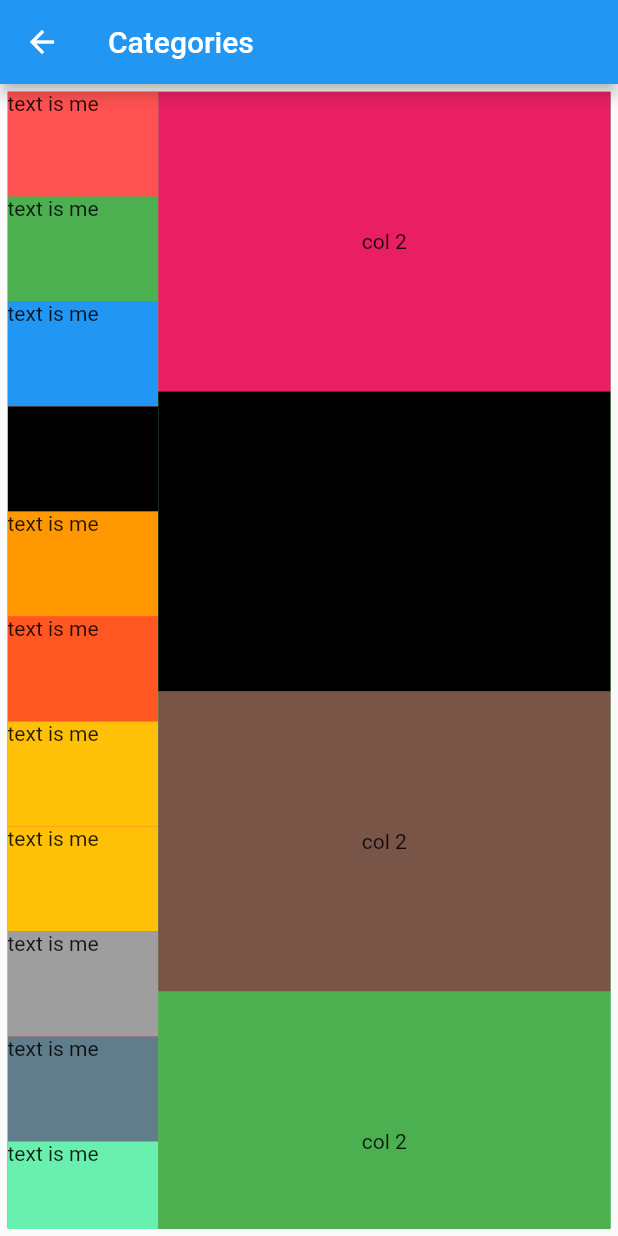
After one commit to evansmwenda/RaashinEcommerce, a Flutter app: the CategoriesScreen screen opened by its route, on a phone screen of 412 x 824 dp. The commit adds this screen. Run offline on Flutter 3.47's test engine with Material 2 defaults, Android fonts, the phone set to English and light mode, and no system bars; our stand-ins replace cached_network_image, carousel_slider, flutter_rating_bar, shared_preferences, toast; accounts and stored records are empty.

```diff
--- a/lib/main.dart
+++ b/lib/main.dart
@@ -1,6 +1,7 @@
 import 'package:flutter/material.dart';
 import 'package:raashin/screens/account_screen.dart';
 import 'package:raashin/screens/cart_details.dart';
+import 'package:raashin/screens/categories_screen.dart';
 import 'package:raashin/screens/home_page.dart';
 import 'package:raashin/screens/login.dart';
 import 'package:raashin/screens/product_details.dart';
@@ -27,6 +28,7 @@ void main() {
         ProductDetails.routeName: (context) => ProductDetails(),
         CartDetails.routeName: (context) => CartDetails(),
         AccountScreen.routeName: (context) => AccountScreen(),//AccountScreen
+        CategoriesScreen.routeName: (context) => CategoriesScreen(),//CategoriesScreen
         //ProductDetails
 
 
--- /dev/null
+++ b/lib/screens/categories_screen.dart
@@ -0,0 +1,228 @@
+import 'package:flutter/material.dart';
+
+class CategoriesScreen extends StatefulWidget {
+  static const routeName = '/categories';
+  @override
+  _CategoriesScreenState createState() => _CategoriesScreenState();
+}
+
+class _CategoriesScreenState extends State<CategoriesScreen> {
+  @override
+  Widget build(BuildContext context) {
+    return Scaffold(
+      appBar: AppBar(
+        title: Text("Categories"),
+      ),
+      body: Container(
+        margin: EdgeInsets.all(5.0),
+        child: Row(
+          children: [
+            Expanded(
+              child: Container(
+                decoration: BoxDecoration(
+                  color: Colors.red,
+                ),
+                child: ListView(
+                  children: [
+                    SizedBox(
+                      height: 70,
+                      child: Container(
+                        decoration: BoxDecoration(
+                          color: Colors.redAccent,
+                        ),
+                        child: Text("text is me"),
+                      ),
+                    ),
+                    SizedBox(
+                      height: 70,
+                      child: Container(
+                        decoration: BoxDecoration(
+                          color: Colors.green,
+                        ),
+                        child: Text("text is me"),
+                      ),
+                    ),
+                    SizedBox(
+                      height: 70,
+                      child: Container(
+                        decoration: BoxDecoration(
+                          color: Colors.blue,
+                        ),
+                        child: Text("text is me"),
+                      ),
+                    ),
+                    SizedBox(
+                      height: 70,
+                      child: Container(
+                        decoration: BoxDecoration(
+                          color: Colors.black,
+                        ),
+                        child: Text("text is me"),
+                      ),
+                    ),
+                    SizedBox(
+                      height: 70,
+                      child: Container(
+                        decoration: BoxDecoration(
+                          color: Colors.orange,
+                        ),
+                        child: Text("text is me"),
+                      ),
+                    ),
+                    SizedBox(
+                      height: 70,
+                      child: Container(
+                        decoration: BoxDecoration(
+                          color: Colors.deepOrange,
+                        ),
+                        child: Text("text is me"),
+                      ),
+                    ),
+                    SizedBox(
+                      height: 70,
+                      child: Container(
+                        decoration: BoxDecoration(
+                          color: Colors.amber,
+                        ),
+                        child: Text("text is me"),
+                      ),
+                    ),
+                    SizedBox(
+                      height: 70,
+                      child: Container(
+                        decoration: BoxDecoration(
+                          color: Colors.amber,
+                        ),
+                        child: Text("text is me"),
+                      ),
+                    ),
+                    SizedBox(
+                      height: 70,
+                      child: Container(
+                        decoration: BoxDecoration(
+                          color: Colors.grey,
+                        ),
+                        child: Text("text is me"),
+                      ),
+                    ),
+                    SizedBox(
+                      height: 70,
+                      child: Container(
+                        decoration: BoxDecoration(
+                          color: Colors.blueGrey,
+                        ),
+                        child: Text("text is me"),
+                      ),
+                    ),
+                    SizedBox(
+                      height: 70,
+                      child: Container(
+                        decoration: BoxDecoration(
+                          color: Colors.greenAccent,
+                        ),
+                        child: Text("text is me"),
+                      ),
+                    ),
+                  ],
+
+                ),
+              ),
+            ),
+            Expanded(
+              flex: 3,
+              child: Container(
+                decoration: BoxDecoration(
+                  color: Colors.green,
+                ),
+                child: ListView(
+                  children: [
+                    Container(
+                      decoration: BoxDecoration(
+                        color: Colors.pink,
+                      ),
+                      height: 200,
+                      width: MediaQuery.of(context).size.width,
+                      child: Center(
+                        child: Text("col 2"),
+                      ),
+                    ),
+                    Container(
+                      decoration: BoxDecoration(
+                        color: Colors.black,
+                      ),
+                      height: 200,
+                      width: MediaQuery.of(context).size.width,
+                      child: Center(
+                        child: Text("col 2"),
+                      ),
+                    ),
+                    Container(
+                      decoration: BoxDecoration(
+                        color: Colors.brown,
+                      ),
+                      height: 200,
+                      width: MediaQuery.of(context).size.width,
+                      child: Center(
+                        child: Text("col 2"),
+                      ),
+                    ),
+                    Container(
+                      decoration: BoxDecoration(
+                        color: Colors.green,
+                      ),
+                      height: 200,
+                      width: MediaQuery.of(context).size.width,
+                      child: Center(
+                        child: Text("col 2"),
+                      ),
+                    ),
+                    Container(
+                      decoration: BoxDecoration(
+                        color: Colors.purple,
+                      ),
+                      height: 200,
+                      width: MediaQuery.of(context).size.width,
+                      child: Center(
+                        child: Text("col 2"),
+                      ),
+                    ),
+                    Container(
+                      decoration: BoxDecoration(
+                        color: Colors.blue,
+                      ),
+                      height: 200,
+                      width: MediaQuery.of(context).size.width,
+                      child: Center(
+                        child: Text("col 2"),
+                      ),
+                    ),
+                    Container(
+                      decoration: BoxDecoration(
+                        color: Colors.black,
+                      ),
+                      height: 200,
+                      width: MediaQuery.of(context).size.width,
+                      child: Center(
+                        child: Text("col 2"),
+                      ),
+                    ),
+                    Container(
+                      decoration: BoxDecoration(
+                        color: Colors.greenAccent,
+                      ),
+                      height: 200,
+                      width: MediaQuery.of(context).size.width,
+                      child: Center(
+                        child: Text("col 2"),
+                      ),
+                    ),
+                  ],
+                ),
+              ),
+            ),
+          ],
+        ),
+      ),
+    );
+  }
+}
--- a/lib/screens/home_page.dart
+++ b/lib/screens/home_page.dart
@@ -9,6 +9,7 @@ import 'package:raashin/constants/apis.dart';
 import 'package:raashin/models/countries_model.dart';
 import 'package:raashin/screens/account_screen.dart';
 import 'package:raashin/screens/cart_details.dart';
+import 'package:raashin/screens/categories_screen.dart';
 import 'package:raashin/screens/product_details.dart';
 import 'package:raashin/widgets/ProductsGridView.dart';
 import 'package:http/http.dart' as http;
@@ -244,8 +245,8 @@ class _State extends State<Homepage> {
               onTap: () {
                 // Update the state of the app.
                 // ...
-                // Navigator.pushNamed(context, CartDetails.routeName);
-                Navigator.pop(context);
+                Navigator.pushNamed(context, CategoriesScreen.routeName);
+                // Navigator.pop(context);
               },
             ),
             ListTile(
```
